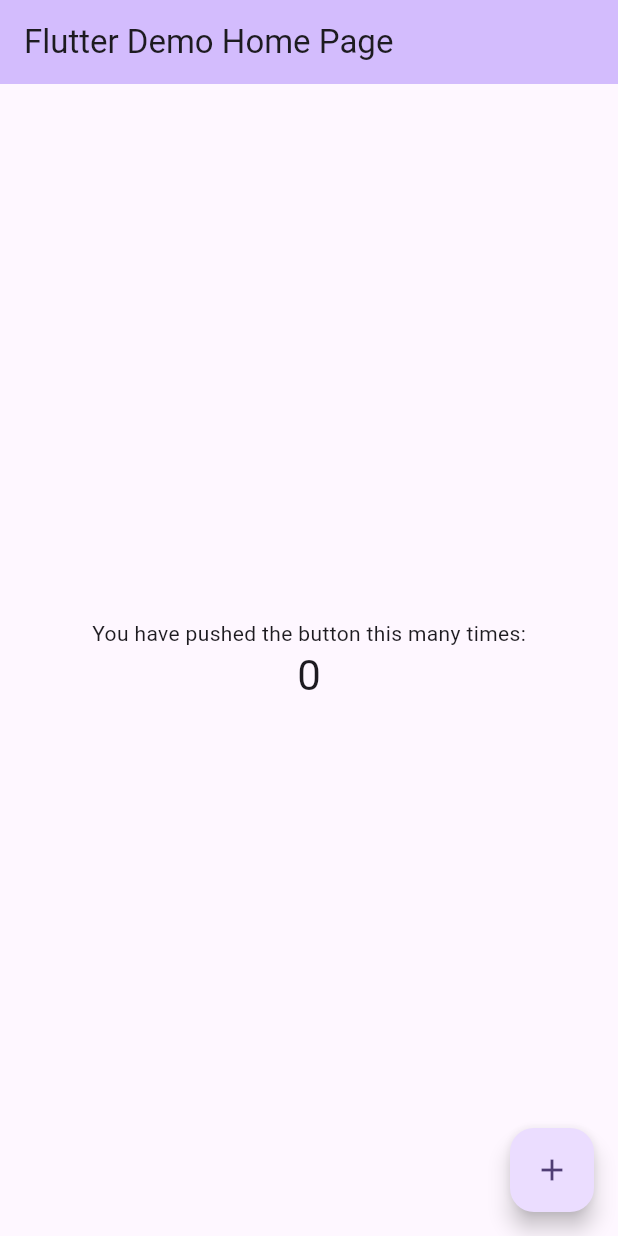
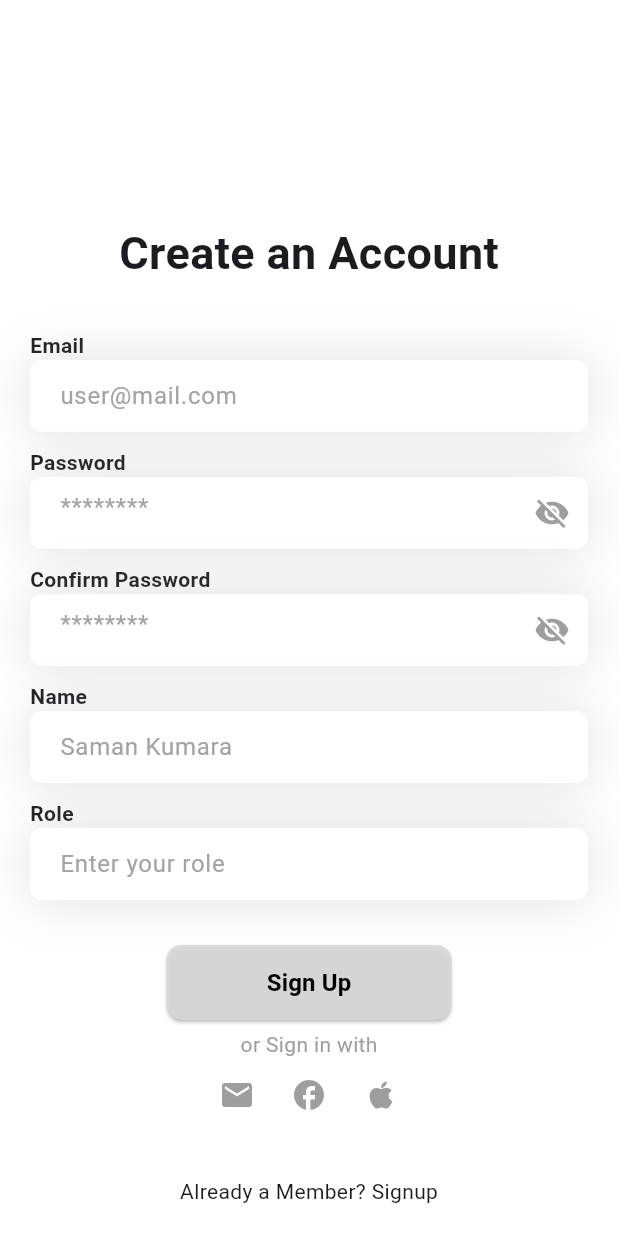
Before and after one commit to CodingBlinders/JobSeeker_Flutter, a Flutter app: the screen it shows after launch, on a phone screen of 412 x 824 dp. Run offline on Flutter 3.47's test engine with Material 2 defaults, Android fonts, the light colour scheme and no system bars.

Commit message:
Sign up page ui done

```diff
--- a/lib/main.dart
+++ b/lib/main.dart
@@ -1,4 +1,5 @@
 import 'package:flutter/material.dart';
+import 'package:jobseeker_madhack/signup.dart';
 
 void main() {
   runApp(const MyApp());
@@ -31,7 +32,7 @@ class MyApp extends StatelessWidget {
         colorScheme: ColorScheme.fromSeed(seedColor: Colors.deepPurple),
         useMaterial3: true,
       ),
-      home: const MyHomePage(title: 'Flutter Demo Home Page'),
+      home:  SignupPage(),
     );
   }
 }
--- /dev/null
+++ b/lib/signup.dart
@@ -0,0 +1,274 @@
+import 'package:flutter/material.dart';
+import 'package:flutter/services.dart';
+import 'package:http/http.dart' as http;
+
+class SignupPage extends StatefulWidget {
+  @override
+  _SignupPageState createState() => _SignupPageState();
+}
+
+class _SignupPageState extends State<SignupPage> {
+  final TextEditingController _emailController = TextEditingController();
+  final TextEditingController _passwordController = TextEditingController();
+  final TextEditingController _confirmPasswordController = TextEditingController();
+  final TextEditingController _nameController = TextEditingController();
+  final TextEditingController _roleController = TextEditingController();
+
+  bool _isObscure = true; // Track whether the password is obscured or not
+
+  Future<void> _signup() async {
+    var headers = {'Content-Type': 'application/x-www-form-urlencoded'};
+    var request = http.Request('POST', Uri.parse('http://127.0.0.1:4000/api/auth/signup'));
+    request.bodyFields = {
+      'email': _emailController.text,
+      'password': _passwordController.text,
+      'confirm_password': _confirmPasswordController.text,
+      'name': _nameController.text,
+      'role': _roleController.text,
+    };
+    request.headers.addAll(headers);
+
+    http.StreamedResponse response = await request.send();
+
+    if (response.statusCode == 200) {
+      print(await response.stream.bytesToString());
+    } else {
+      print(response.reasonPhrase);
+    }
+  }
+
+  @override
+  Widget build(BuildContext context) {
+    return Scaffold(
+      backgroundColor: Color.fromARGB(255, 255, 255, 255),
+      body: Padding(
+        padding: EdgeInsets.all(20.0),
+        child: Column(
+          mainAxisAlignment: MainAxisAlignment.end,
+          children: [
+            Text('Create an Account',
+              style: TextStyle(fontSize: 30,fontWeight: FontWeight.bold),
+            ),
+            SizedBox(height: 30.0,),
+            Column(
+              crossAxisAlignment: CrossAxisAlignment.start,
+              children: [
+
+
+                Text(
+                  'Email',
+                  style: TextStyle(fontSize: 14, fontWeight: FontWeight.bold),
+                ),
+                _buildInputField(_emailController, 'user@mail.com'),
+              ],
+            ),
+            SizedBox(height: 10), // Add gap between input fields and labels
+            Column(
+              crossAxisAlignment: CrossAxisAlignment.start,
+              children: [
+                Text(
+                  'Password',
+                  style: TextStyle(fontSize: 14, fontWeight: FontWeight.bold),
+                ),
+                Container(
+                  decoration: BoxDecoration(
+                    borderRadius: BorderRadius.circular(8.0),
+                    color: Colors.white,
+                    boxShadow: [
+                      BoxShadow(
+                        color: Colors.grey.withOpacity(0.3),
+                        spreadRadius: 1,
+                        blurRadius: 30,
+                        offset: Offset(0, 0), // changes position of shadow
+                      ),
+                    ],
+                  ),
+                  child: TextFormField(
+                    controller: _passwordController,
+                    obscureText: _isObscure,
+                    decoration: InputDecoration(
+                      border: InputBorder.none,
+                      hintText: '********',
+                      hintStyle: TextStyle(
+                        color: Color.fromARGB(255, 163, 163, 163),
+                      ),
+                      contentPadding: EdgeInsets.symmetric(vertical: 8.0, horizontal: 20.0), // Adjust padding
+
+
+
+                      suffixIcon: IconButton(
+                        icon: Icon(
+                          _isObscure ? Icons.visibility_off : Icons.visibility,
+                          color: Colors.grey,
+                        ),
+                        onPressed: () {
+                          setState(() {
+                            _isObscure = !_isObscure;
+                          });
+                        },
+                      ),
+                    ),
+                  ),
+                ),
+              ],
+            ),
+            SizedBox(height: 10), // Add gap between input fields and labels
+            Column(
+              crossAxisAlignment: CrossAxisAlignment.start,
+              children: [
+                Text(
+                  'Confirm Password',
+                  style: TextStyle(fontSize: 14, fontWeight: FontWeight.bold),
+                ),
+                Container(
+                  decoration: BoxDecoration(
+                    borderRadius: BorderRadius.circular(8.0),
+                    color: Colors.white,
+                    boxShadow: [
+                      BoxShadow(
+                        color: Colors.grey.withOpacity(0.3),
+                        spreadRadius: 1,
+                        blurRadius: 30,
+                        offset: Offset(0, 0), // changes position of shadow
+                      ),
+                    ],
+                  ),
+                  child: TextFormField(
+                    controller: _confirmPasswordController,
+                    obscureText: _isObscure,
+                    decoration: InputDecoration(
+                      border: InputBorder.none,
+                      hintText: '********',
+                      hintStyle: TextStyle(
+                        color: Color.fromARGB(255, 163, 163, 163),
+                      ),
+                      contentPadding: EdgeInsets.symmetric(vertical: 8.0, horizontal: 20.0), // Adjust padding
+
+
+
+                      suffixIcon: IconButton(
+                        icon: Icon(
+                          _isObscure ? Icons.visibility_off : Icons.visibility,
+                          color: Colors.grey,
+                        ),
+                        onPressed: () {
+                          setState(() {
+                            _isObscure = !_isObscure;
+                          });
+                        },
+                      ),
+                    ),
+                  ),
+                ),
+              ],
+            ),
+            SizedBox(height: 10), // Add gap between input fields and labels
+            Column(
+              crossAxisAlignment: CrossAxisAlignment.start,
+              children: [
+                Text(
+                  'Name',
+                  style: TextStyle(fontSize: 14, fontWeight: FontWeight.bold),
+                ),
+                _buildInputField(_nameController, 'Saman Kumara'),
+              ],
+            ),
+            SizedBox(height: 10), // Add gap between input fields and labels
+            Column(
+              crossAxisAlignment: CrossAxisAlignment.start,
+              children: [
+                Text(
+                  'Role',
+                  style: TextStyle(fontSize: 14, fontWeight: FontWeight.bold),
+                ),
+                _buildInputField(_roleController, 'Enter your role'),
+              ],
+            ),
+            SizedBox(height: 30), // Add larger gap after last input field
+            ElevatedButton(
+              onPressed: _signup,
+              style: ElevatedButton.styleFrom(
+                primary: Color.fromARGB(223, 217, 217, 217), // Set button color to gray
+                shape: RoundedRectangleBorder(
+                  borderRadius: BorderRadius.circular(10), // Set border radius
+                ),
+                minimumSize: Size(190, 50), // Set button size
+              ),
+              child: Text('Sign Up',style: TextStyle(
+                color: Colors.black,
+                fontSize: 16.0,
+                fontWeight: FontWeight.bold
+
+              ),),
+            ),
+            SizedBox(height: 6.0,),
+            Text('or Sign in with',style: TextStyle(
+              color: Colors.grey
+            ),),
+            Row(
+
+              mainAxisAlignment: MainAxisAlignment.center, // Adjust the spacing between buttons
+
+              children: [
+                IconButton(onPressed: (){}, icon: Icon(
+                  Icons.mail,
+                  color: Colors.grey,),
+                  iconSize: 24,),
+                IconButton(onPressed: (){}, icon: Icon(
+                  Icons.facebook,
+                  color: Colors.grey,),
+                  iconSize: 24,),
+                IconButton(onPressed: (){}, icon: Icon(
+                  Icons.apple,
+                  color: Colors.grey,),
+                  iconSize: 24,)
+              ],
+            ),
+            SizedBox(height: 30.0,),
+            GestureDetector(
+              onTap: () {
+
+              },
+              child: Text(
+                'Already a Member? Signup',
+                              ),
+            ),
+
+          ],
+        ),
+      ),
+    );
+  }
+
+  Widget _buildInputField(TextEditingController controller, String label) {
+    return Container(
+      decoration: BoxDecoration(
+        borderRadius: BorderRadius.circular(8.0),
+        color: Colors.white,
+        boxShadow: [
+          BoxShadow(
+            color: Colors.grey.withOpacity(0.3),
+            spreadRadius: 1,
+            blurRadius: 30,
+            offset: Offset(0, 0), // changes position of shadow
+          ),
+        ],
+      ),
+      child: TextFormField(
+        controller: controller,
+        obscureText: _isObscure,
+        decoration: InputDecoration(
+          border: InputBorder.none,
+          hintText: label,
+          hintStyle: TextStyle(
+            color: Color.fromARGB(255, 163, 163, 163),
+          ),
+          contentPadding: EdgeInsets.symmetric(vertical: 8.0, horizontal: 20.0), // Adjust padding
+
+
+
+        ),
+      ),
+    );
+  }
+}
--- a/pubspec.yaml
+++ b/pubspec.yaml
@@ -35,6 +35,8 @@ dependencies:
   # The following adds the Cupertino Icons font to your application.
   # Use with the CupertinoIcons class for iOS style icons.
   cupertino_icons: ^1.0.2
+  http: ^1.1.0
+  getwidget: ^4.0.0
 
 dev_dependencies:
   flutter_test:
```
Also changed, not shown: pubspec.lock.
